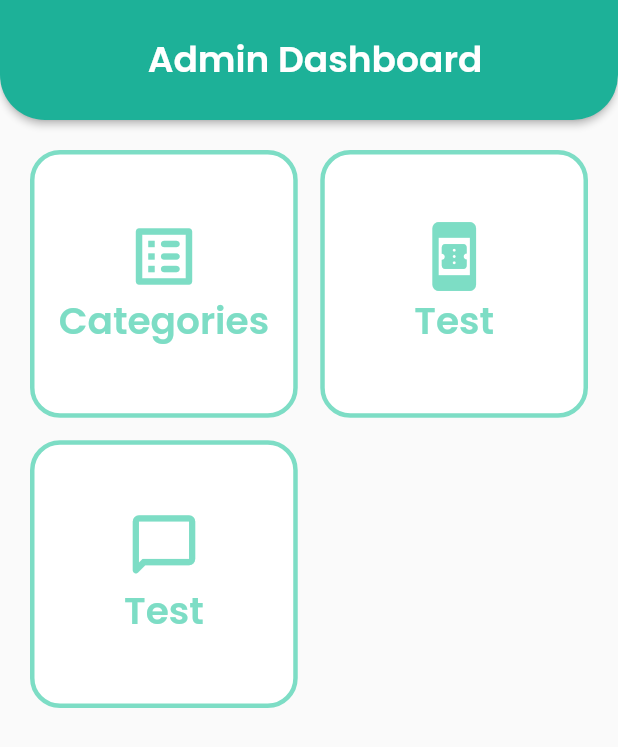
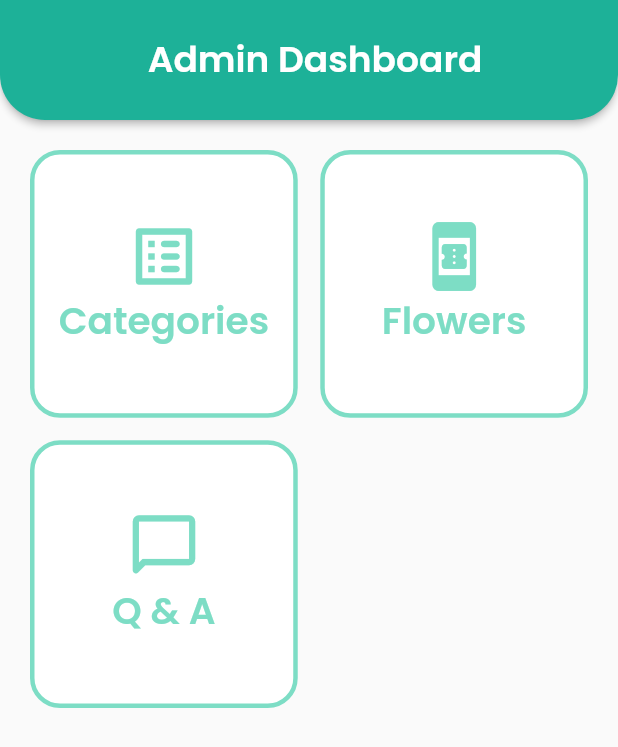
Before and after one commit to samaratungajs/flower-app-flutter, a Flutter app: the Admindahboard screen opened directly, on a phone screen of 412 x 824 dp. Shown: the top 747 px of the screen. Run offline on Flutter 3.47's test engine with Material 2 defaults, Android fonts, the phone set to English and light mode, and no system bars; our stand-ins replace cached_network_image, cloud_firestore, firebase_core, firebase_storage, flutter_svg, image_picker; accounts and stored records are empty.

```diff
--- a/lib/screens/admin/admin_dashboard.dart
+++ b/lib/screens/admin/admin_dashboard.dart
@@ -52,7 +52,7 @@ class Admindahboard extends StatelessWidget {
                   mainAxisAlignment: MainAxisAlignment.center,
                   children: [
                     Icon(Icons.book_online_rounded, size: 50, color:Color.fromARGB(148, 31, 196, 155),),
-                    Text("Test", style: TextStyle(color: Color.fromARGB(148, 31, 196, 155), fontSize:25,fontWeight: FontWeight.bold,)
+                    Text("Flowers", style: TextStyle(color: Color.fromARGB(148, 31, 196, 155), fontSize:25,fontWeight: FontWeight.bold,)
                     ),
                   ],
                 ),
@@ -68,7 +68,7 @@ class Admindahboard extends StatelessWidget {
                   mainAxisAlignment: MainAxisAlignment.center,
                   children: [
                     Icon(Icons.chat_bubble_outline_rounded, size: 50, color: Color.fromARGB(148, 31, 196, 155),),
-                    Text("Test", style: TextStyle(color: Color.fromARGB(148, 31, 196, 155), fontSize:25,fontWeight: FontWeight.bold,)
+                    Text("Q & A", style: TextStyle(color: Color.fromARGB(148, 31, 196, 155), fontSize:25,fontWeight: FontWeight.bold,)
                     ),
                   ],
                 ),
--- a/lib/screens/client/client_dashboard.dart
+++ b/lib/screens/client/client_dashboard.dart
@@ -69,7 +69,7 @@ class ClientDashboard extends StatelessWidget {
                   mainAxisAlignment: MainAxisAlignment.center,
                   children: [
                     Icon(Icons.chat_bubble_outline_rounded, size: 50, color: Color.fromARGB(148, 31, 196, 155),),
-                    Text("Test", style: TextStyle(color: Color.fromARGB(148, 31, 196, 155), fontSize:25,fontWeight: FontWeight.bold,)
+                    Text("Q & A", style: TextStyle(color: Color.fromARGB(148, 31, 196, 155), fontSize:25,fontWeight: FontWeight.bold,)
                     ),
                   ],
                 ),
```
